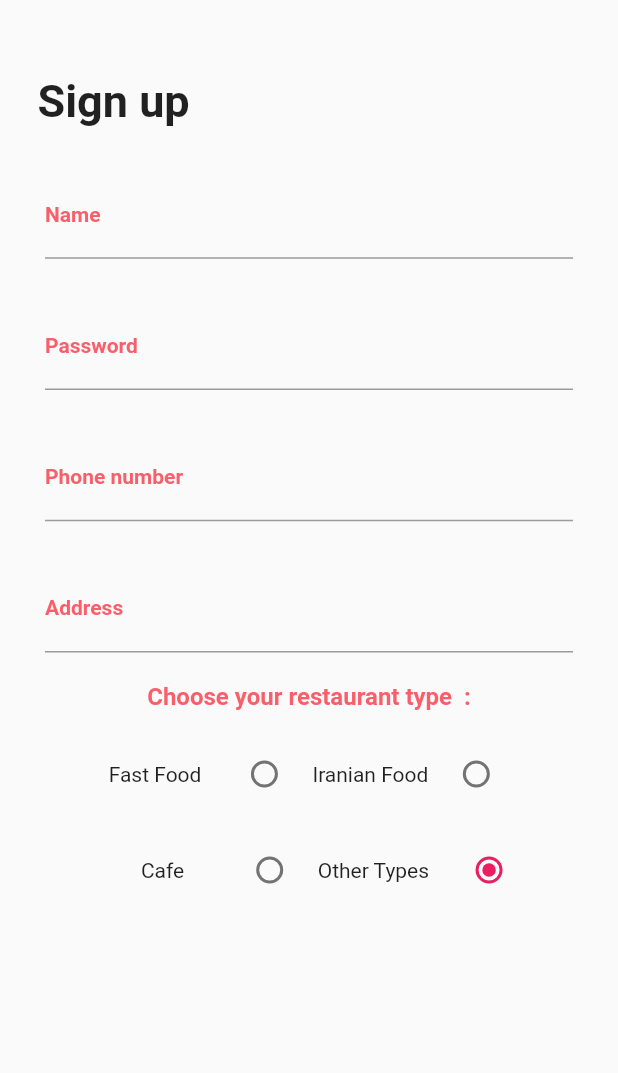
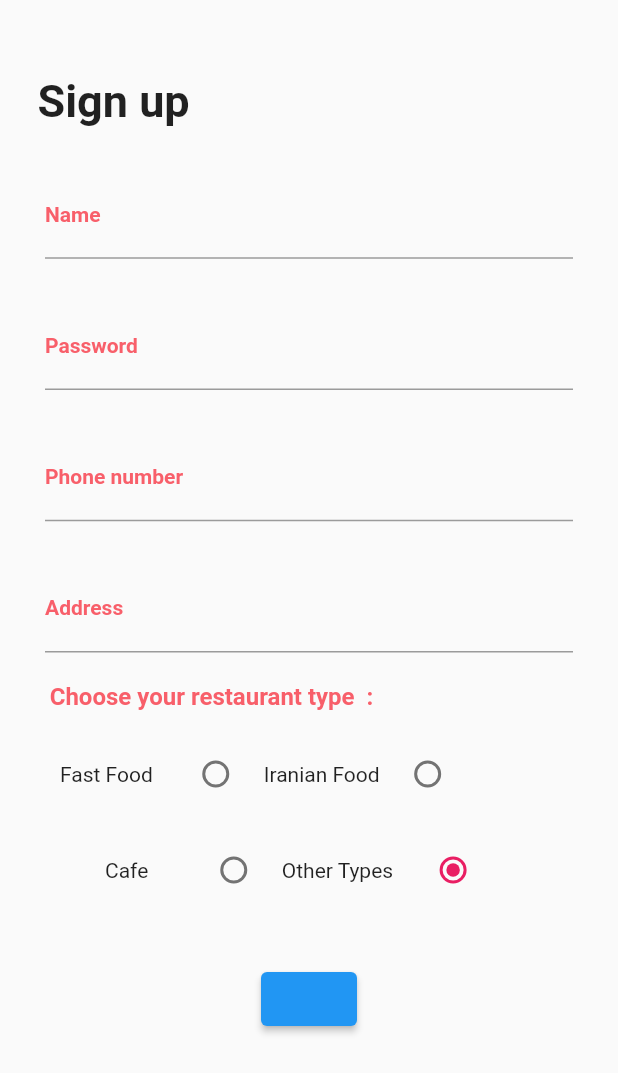
Before and after one commit to amir-r-z-a/chf-restaurant-App, a Flutter app: the screen it shows after launch, on a phone screen of 412 x 824 dp. Shown: the top 1073 px of the screen. Run offline on Flutter 3.47's test engine with Material 2 defaults, Android fonts, the phone set to English and light mode, and no system bars; missing offline and left inert: dart:html.

Commit message:
put restaurant type choosing to the left side

```diff
--- a/lib/Screens/SignUpScreen.dart
+++ b/lib/Screens/SignUpScreen.dart
@@ -76,7 +76,7 @@ class _SignUpScreenState extends State<SignUpScreen> {
                         hint: "your Address",
                       ),
                       Container(
-                          margin: EdgeInsets.only(top: 20),
+                          margin: EdgeInsets.fromLTRB(0, 20,130, 0),
                           child: Text(
                             "Choose your restaurant type  :",
                             style: TextStyle(
@@ -87,7 +87,7 @@ class _SignUpScreenState extends State<SignUpScreen> {
                       Container(
                         margin: EdgeInsets.only(top: 10),
                         child: Row(
-                          mainAxisAlignment: MainAxisAlignment.center,
+                          //mainAxisAlignment: MainAxisAlignment.center,
                           children: [
                             Padding(padding: EdgeInsets.only(right: 10)),
                             Text("Fast Food"),
@@ -122,7 +122,7 @@ class _SignUpScreenState extends State<SignUpScreen> {
                       Container(
                         margin: EdgeInsets.only(left: 30),
                         child: Row(
-                          mainAxisAlignment: MainAxisAlignment.center,
+                          //mainAxisAlignment: MainAxisAlignment.center,
                           children: [
                             Padding(padding: EdgeInsets.only(right: 10)),
                             Text("Cafe"),
@@ -158,6 +158,17 @@ class _SignUpScreenState extends State<SignUpScreen> {
                     ],
                   ),
                 ),
+              ),
+              ElevatedButton(
+                  child: Text(""),
+                onPressed: (){
+                    if(_formkey.currentState.validate()){
+                      setState(() {
+                        _formkey.currentState.save();
+
+                      });
+                    }
+                },
               )
             ],
           ),
```
